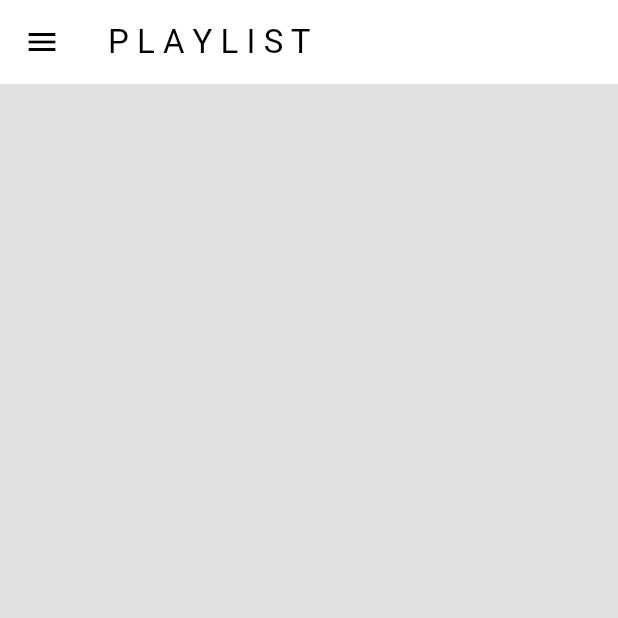
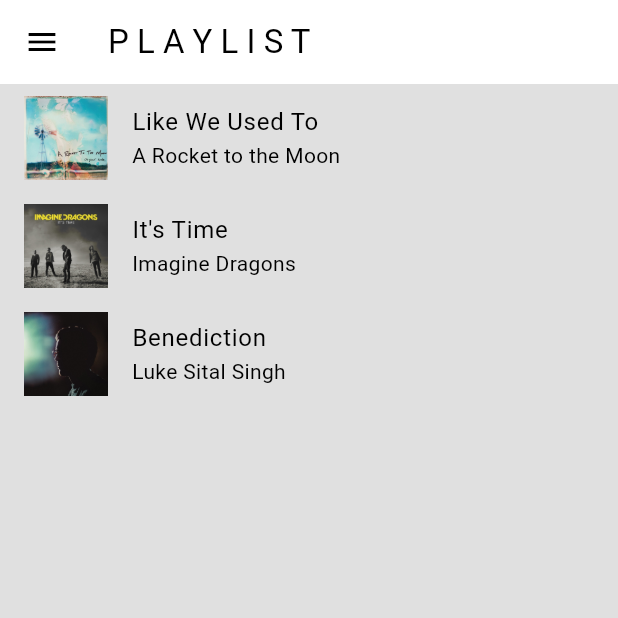
Before and after one commit to kshitizadhikari/minimal_music_app, a Flutter app: the screen it shows after launch, on a phone screen of 412 x 824 dp, the top half of it. Run offline on Flutter 3.47's test engine with Material 3 defaults, Android fonts, the light colour scheme and no system bars.

Commit message:
song and playlist provider

```diff
--- /dev/null
+++ b/lib/models/playlist_provider.dart
@@ -0,0 +1,25 @@
+import 'package:flutter/material.dart';
+import 'package:minimal_music_app/models/song.dart';
+
+class PlaylistProvider extends ChangeNotifier
+{
+  final List<Song> _playlist = [
+    //song
+    Song(songName: "Like We Used To", artistName: "A Rocket to the Moon", albumArtImagePath: "assets/images/a_rocket_to_the_moon.jpg", audioPath: "assets/music/A Rocket To The Moon-Like We Used To.wma"),
+    Song(songName: "It's Time", artistName: "Imagine Dragons", albumArtImagePath: "assets/images/imagine_dragons.jpg", audioPath: "assets/music/Imagine Dragons-It's Time.mp3"),
+    Song(songName: "Benediction", artistName: "Luke Sital Singh", albumArtImagePath: "assets/images/luke_sital_singh.jpg", audioPath: "assets/music/Luke Sital Singh-Benediction.mp3")
+  ];
+
+  //current song playing index
+  int? _currentSongIndex;
+  //G E T T E R S
+  List<Song> get playlist => _playlist;
+  int? get currentSongIndex => _currentSongIndex;
+
+
+  //S E T T E R S
+  set currentSongIndex(int? newIndex) {
+    _currentSongIndex = newIndex;
+    notifyListeners();
+  }
+}
--- /dev/null
+++ b/lib/models/song.dart
@@ -0,0 +1,14 @@
+class Song
+{
+  final String songName;
+  final String artistName;
+  final String albumArtImagePath;
+  final String audioPath;
+
+  Song({
+    required this.songName,
+    required this.artistName,
+    required this.albumArtImagePath,
+    required this.audioPath,
+});
+}
--- a/lib/screens/home_screen.dart
+++ b/lib/screens/home_screen.dart
@@ -1,5 +1,9 @@
 import 'package:flutter/material.dart';
 import 'package:minimal_music_app/components/my_drawer.dart';
+import 'package:minimal_music_app/models/playlist_provider.dart';
+import 'package:minimal_music_app/models/song.dart';
+import 'package:minimal_music_app/screens/song_screen.dart';
+import 'package:provider/provider.dart';
 
 class HomeScreen extends StatefulWidget {
   const HomeScreen({super.key});
@@ -9,6 +13,29 @@
 }
 
 class _HomeScreenState extends State<HomeScreen> {
+  //get the playlist provider
+  late final dynamic playlistProvider;
+  @override
+  void initState() {
+    super.initState();
+
+    playlistProvider = Provider.of<PlaylistProvider>(context, listen: false);
+  }
+
+  //goto a song
+  void gotoSong(int songIndex) {
+    //update current song index
+    playlistProvider.currentSongIndex = songIndex;
+
+    //navigate to song page
+    Navigator.push(
+      context,
+      MaterialPageRoute(
+        builder: (context) => SongScreen(),
+      ),
+    );
+  }
+
   @override
   Widget build(BuildContext context) {
     return Scaffold(
@@ -17,6 +44,23 @@
         title: Text('P L A Y L I S T'),
       ),
       drawer: MyDrawer(),
+      body: Consumer<PlaylistProvider>(builder: (context, value, child) {
+        //get the playlist
+        final List<Song> playlist = value.playlist;
+
+        //return the list view UI
+        return ListView.builder(
+            itemCount: playlist.length,
+            itemBuilder: (context, index) {
+              final Song song = playlist[index];
+              return ListTile(
+                title: Text(song.songName),
+                subtitle: Text(song.artistName),
+                leading: Image.asset(song.albumArtImagePath),
+                onTap: () => gotoSong(index),
+              );
+            });
+      }),
     );
   }
 }
--- a/pubspec.yaml
+++ b/pubspec.yaml
@@ -60,8 +60,9 @@
   uses-material-design: true
 
   # To add assets to your application, add an assets section, like this:
-  # assets:
-  #   - images/a_dot_burr.jpeg
+  assets:
+    - assets/music/
+    - assets/images/
   #   - images/a_dot_ham.jpeg
 
   # An image asset can refer to one or more resolution-specific "variants", see
```
Also changed, not shown: lib/main.dart (+9 -5 lines), lib/screens/song_screen.dart (added, +14 -0 lines), assets/images/a_rocket_to_the_moon.jpg (added), assets/images/imagine_dragons.jpg (added), assets/images/luke_sital_singh.jpg (added), 3 other files.
